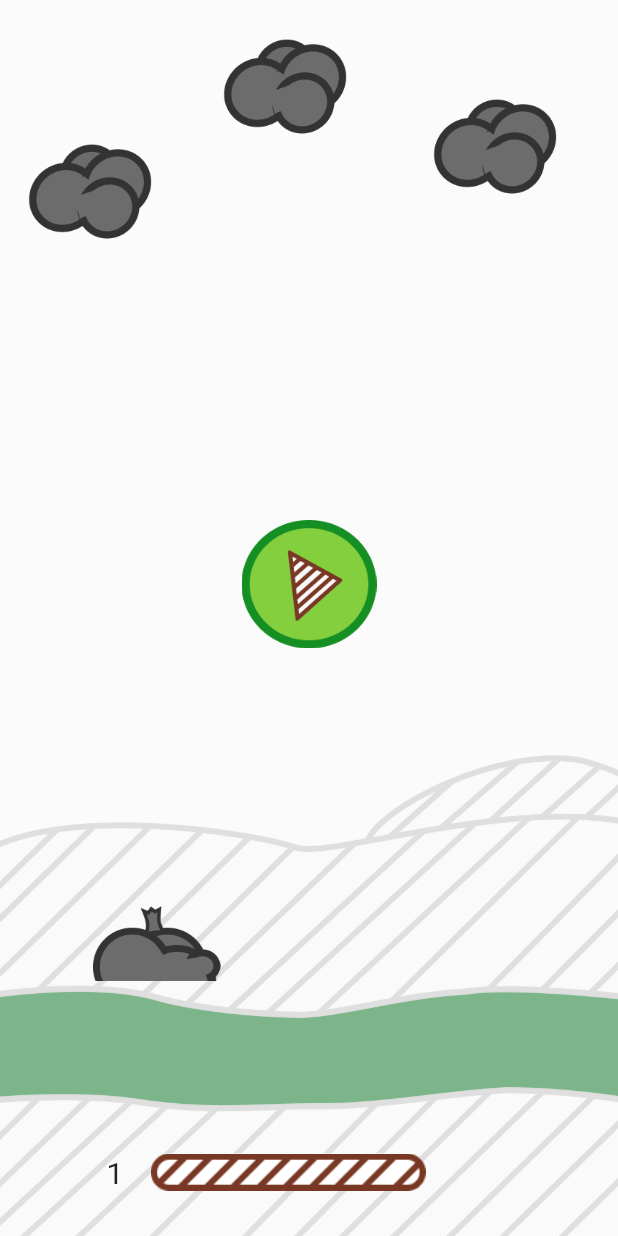
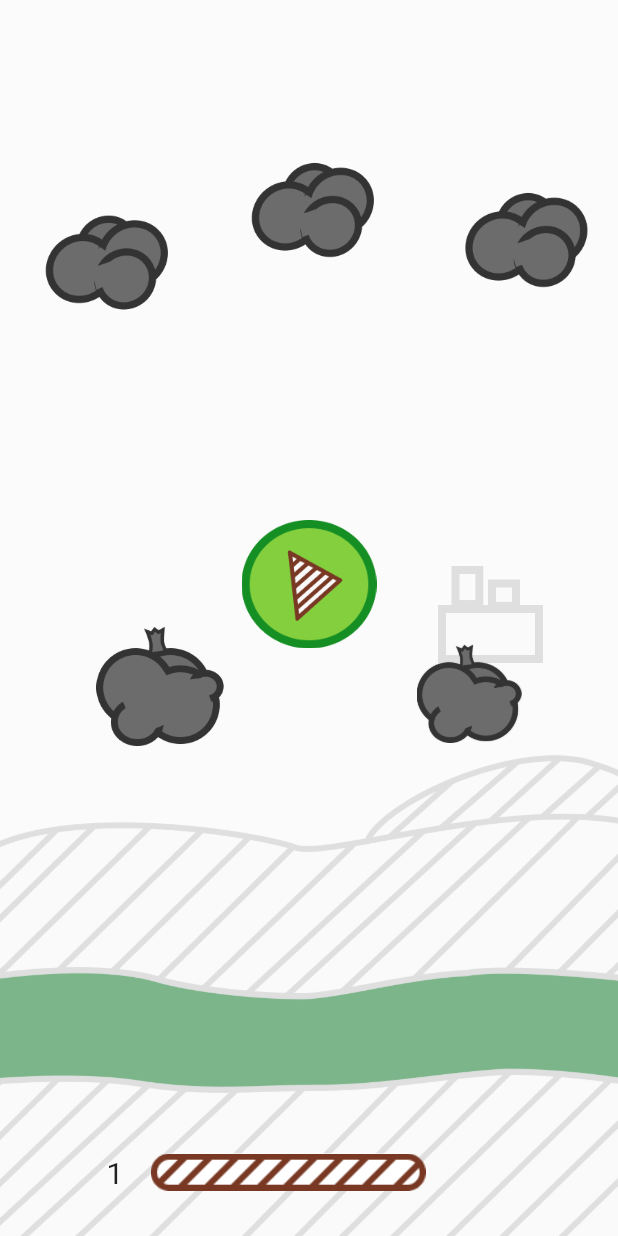
Before and after one commit to myGitHubAkk/MAN-new, a Flutter app: the screen it shows after launch, on a phone screen of 412 x 824 dp. Run offline on Flutter 3.47's test engine with Material 2 defaults, Android fonts, the phone set to English and light mode, and no system bars.

Commit message:
все работає через Row

```diff
--- a/lib/presentation/home_screen/back_home.dart
+++ b/lib/presentation/home_screen/back_home.dart
@@ -18,6 +18,7 @@ class BackHomeScreen extends StatefulWidget {
 class _BackHomeScreenState extends State<BackHomeScreen> {
   @override
   Widget build(BuildContext context) {
+    double heightScreen = MediaQuery.of(context).size.height;
     return Container(
       //decoration:
       //    BoxDecoration(border: Border.all(color: Colors.red, width: 3)),
@@ -39,22 +40,20 @@ class _BackHomeScreenState extends State<BackHomeScreen> {
             child: Column(
               children: [
                 Expanded(
-                  child: Stack(
+                  child: Row(
+                    mainAxisAlignment: MainAxisAlignment.spaceAround,
                     children: [
-                      Positioned(
-                        top: 80,
-                        left: 10,
-                        child: Cloud(),
+                      Cloud(
+                        top: 80.0,
+                        left: 10.0,
                       ),
-                      Positioned(
-                        top: 10,
-                        left: 140,
-                        child: Cloud(),
+                      Cloud(
+                        top: 10.0,
+                        left: 15.0,
                       ),
-                      Positioned(
-                        top: 50,
-                        left: 280,
-                        child: Cloud(),
+                      Cloud(
+                        top: 50.0,
+                        left: 20.0,
                       ),
                     ],
                   ),
@@ -64,19 +63,25 @@ class _BackHomeScreenState extends State<BackHomeScreen> {
                   child: Stack(
                     children: [
                       DestroyingObjects(
-                        bottom: 550.0,
-                        right: 350.0,
-                        valueVisibility: lvlWhichNotVisibleTreshLeft,
+                        top: 100.0,
+                        left: 120.0,
+                        valueVisibility: lvlWhichNotVisibleFactory,
                       ),
-                      DestroyingObjects(
-                        bottom: 240.0,
-                        right: 30.0,
-                        valueVisibility: lvlWhichNotVisibleTreshRight,
-                      ),
-                      DestroyingObjects(
-                        bottom: 230.0,
-                        right: 30.0,
-                        valueVisibility: lvlWhichNotVisibleFactory,
+                      Row(
+                        mainAxisAlignment: MainAxisAlignment.spaceAround,
+                        children: [
+                          DestroyingObjects(
+                            top: 140.0,
+                            left: 0.0,
+                            valueVisibility: lvlWhichNotVisibleTreshLeft,
+                          ),
+                          //Груд
+                          DestroyingObjects(
+                            top: 150.0,
+                            left: 0.0,
+                            valueVisibility: lvlWhichNotVisibleTreshRight,
+                          ),
+                        ],
                       ),
                     ],
                   ),
@@ -88,9 +93,11 @@ class _BackHomeScreenState extends State<BackHomeScreen> {
                 //   child: River(),
                 // ),
 
-                Padding(
-                  padding: const EdgeInsets.only(bottom: 80),
-                  child: River(),
+                Expanded(
+                  child: River(
+                    top: 0.0,
+                    left: 0.0,
+                  ),
                 ),
 
                 //хмарки
--- a/lib/presentation/home_screen/back_widget/changing_objects_ in_back.dart
+++ b/lib/presentation/home_screen/back_widget/changing_objects_ in_back.dart
@@ -3,14 +3,19 @@ import 'package:man_project/const/value_widget_visibility.dart';
 import 'package:man_project/data/xp.dart';
 import 'package:man_project/domain/back_name_widget_create.dart';
 import 'package:man_project/presentation/widget_template.dart';
+import 'package:man_project/presentation/home_screen/back_widget/destroying_objects.dart';
 
 class ChangingObjectsInBack extends StatefulWidget {
-  final Map inputData;
-  final double width;
-  final double height;
+  final inputData;
+  final width;
+  final height;
+  final position;
 
   ChangingObjectsInBack(
-      {required this.inputData, required this.width, required this.height});
+      {required this.inputData,
+      required this.width,
+      required this.height,
+      required this.position});
 
   @override
   _ChangingObjectsInBackState createState() => _ChangingObjectsInBackState();
@@ -28,7 +33,11 @@ class _ChangingObjectsInBackState extends State<ChangingObjectsInBack> {
   @override
   Widget build(BuildContext context) {
     _fillInName();
-    return backgroundImage(
-        name: name, width: widget.width, height: widget.height);
+    return BackWidgetTemplate(
+      width: widget.width,
+      height: widget.height,
+      name: name,
+      poosition: widget.position,
+    );
   }
 }
--- a/lib/presentation/home_screen/back_widget/cloud.dart
+++ b/lib/presentation/home_screen/back_widget/cloud.dart
@@ -3,11 +3,25 @@ import 'package:man_project/const/value_widget_visibility.dart';
 import 'package:man_project/presentation/home_screen/back_widget/changing_objects_%20in_back.dart';
 
 class Cloud extends StatelessWidget {
+  final top;
+  final left;
+
+  Cloud({
+    required this.top,
+    required this.left,
+  });
+
   @override
   Widget build(BuildContext context) {
+    Map position = {
+      'top': top,
+      'left': left,
+    };
+
     return ChangingObjectsInBack(
-      width: 100,
-      height: 100,
+      position: position,
+      width: 100.0,
+      height: 100.0,
       inputData: {
         'ValuesVisibility': cloudPurityLvl,
         'WidgetName': ['Тучка', 'Group 15', 'тучка чиста'],
--- a/lib/presentation/home_screen/back_widget/destroying_objects.dart
+++ b/lib/presentation/home_screen/back_widget/destroying_objects.dart
@@ -4,13 +4,13 @@ import 'package:man_project/data/xp.dart';
 import 'package:man_project/presentation/widget_template.dart';
 
 class DestroyingObjects extends StatefulWidget {
-  final bottom;
-  final right;
+  final top;
+  final left;
   final valueVisibility;
 
   DestroyingObjects({
-    @required this.bottom,
-    @required this.right,
+    @required this.top,
+    @required this.left,
     @required this.valueVisibility,
   });
 
@@ -21,46 +21,51 @@ class DestroyingObjects extends StatefulWidget {
 class _DestroyingObjectsState extends State<DestroyingObjects> {
   @override
   Widget build(BuildContext context) {
-    double heightScreen = MediaQuery.of(context).size.height;
+    //double heightScreen = MediaQuery.of(context).size.height;
     double widthScreen = MediaQuery.of(context).size.width;
 
     print(widget.valueVisibility);
 
     Map position = {
-      'bottom': widget.bottom,
-      'right': widget.right,
+      'top': widget.top,
+      'left': widget.left,
     };
 
     if (widget.valueVisibility == lvlWhichNotVisibleTreshLeft) {
       return Xp.xpFractional < widget.valueVisibility
-          ? DestroyingObjectTemplate(
+          ? BackWidgetTemplate(
               poosition: position, width: 85.0, height: 85.0, name: 'Мусор')
           : Container();
     } else if (widget.valueVisibility == lvlWhichNotVisibleTreshRight) {
       return Xp.xpFractional < widget.valueVisibility
-          ? DestroyingObjectTemplate(
+          ? BackWidgetTemplate(
               poosition: position, width: 70.0, height: 70.0, name: 'Мусор')
           : Container();
     } else if (widget.valueVisibility == lvlWhichNotVisibleFactory) {
       return Xp.xpFractional < widget.valueVisibility
-          ? DestroyingObjectTemplate(
-              poosition: position, width: 70.0, height: 70.0, name: 'Завод')
-          : Positioned(
-              bottom: heightScreen - position['bottom'] - 10.0,
-              right: widthScreen - position['right'] - 20.0,
+          ? BackWidgetTemplate(
+              poosition: {
+                'top': position['top'],
+                'left': widthScreen - position['left']
+              },
+              width: 70.0,
+              height: 70.0,
+              name: 'Завод',
+            )
+          : Container(
               child: Stack(
                 children: [
                   Windmill(
-                    bottom: heightScreen - position['bottom'] - 10.0,
-                    right: widthScreen - position['right'],
+                    top: position['top'] - 10.0,
+                    left: position['left'],
                   ),
                   Windmill(
-                    bottom: heightScreen - position['bottom'] - 30.0,
-                    right: widthScreen - position['right'] - 50.0,
+                    top: position['top'] - 30.0,
+                    left: position['left'] - 30.0,
                   ),
                   Windmill(
-                    bottom: heightScreen - position['bottom'] - 30.0,
-                    right: widthScreen - position['right'] - 100.0,
+                    top: position['top'] - 30.0,
+                    left: position['left'] - 50.0,
                   ),
                 ],
               ),
@@ -72,29 +77,29 @@ class _DestroyingObjectsState extends State<DestroyingObjects> {
 }
 
 class Windmill extends StatelessWidget {
-  final bottom;
-  final right;
-  Windmill({@required this.bottom, @required this.right});
+  final top;
+  final left;
+  Windmill({@required this.top, @required this.left});
 
   @override
   Widget build(BuildContext context) {
     Map position = {
-      'bottom': bottom,
-      'right': right,
+      'top': top,
+      'left': left,
     };
 
-    return DestroyingObjectTemplate(
+    return BackWidgetTemplate(
         poosition: position, width: 50.0, height: 100.0, name: 'Вітряк');
   }
 }
 
-class DestroyingObjectTemplate extends StatelessWidget {
+class BackWidgetTemplate extends StatelessWidget {
   final width;
   final height;
   final poosition;
   final name;
 
-  DestroyingObjectTemplate(
+  BackWidgetTemplate(
       {@required this.poosition,
       @required this.width,
       @required this.height,
@@ -102,14 +107,11 @@ class DestroyingObjectTemplate extends StatelessWidget {
 
   @override
   Widget build(BuildContext context) {
-    double heightScreen = MediaQuery.of(context).size.height;
-    double widthScreen = MediaQuery.of(context).size.width;
+    // double heightScreen = MediaQuery.of(context).size.height;
+    // double widthScreen = MediaQuery.of(context).size.width;
 
-    print(heightScreen - poosition['bottom']);
-
-    return Positioned(
-      top: heightScreen - poosition['bottom'],
-      left: widthScreen - poosition['right'],
+    return Padding(
+      padding: EdgeInsets.fromLTRB(poosition['left'], poosition['top'], 0, 0),
       child: backgroundImage(
         name: name,
         width: width,
--- a/lib/presentation/home_screen/back_widget/river.dart
+++ b/lib/presentation/home_screen/back_widget/river.dart
@@ -3,11 +3,25 @@ import 'package:man_project/const/value_widget_visibility.dart';
 import 'package:man_project/presentation/home_screen/back_widget/changing_objects_%20in_back.dart';
 
 class River extends StatelessWidget {
+  final top;
+  final left;
+
+  River({
+    required this.top,
+    required this.left,
+  });
+
   @override
   Widget build(BuildContext context) {
+    Map position = {
+      'top': top,
+      'left': left,
+    };
+
     return ChangingObjectsInBack(
+      position: position,
       width: double.infinity,
-      height: 90,
+      height: 90.0,
       inputData: {
         'ValuesVisibility': riverPurityLvl,
         'WidgetName': [
```
